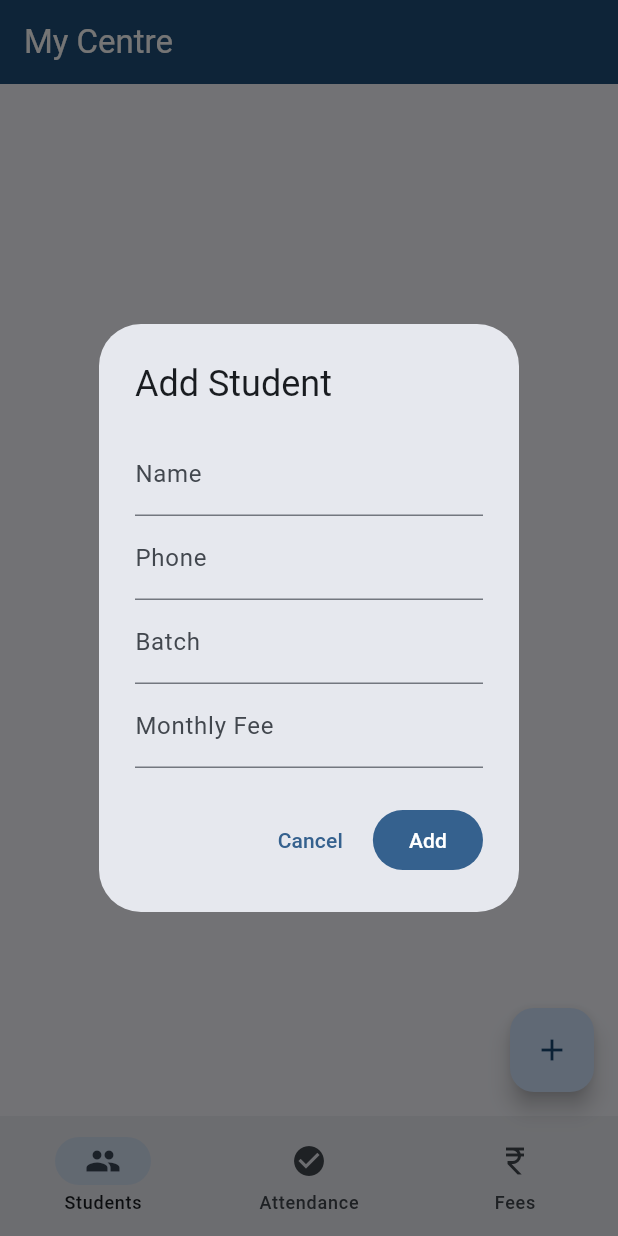
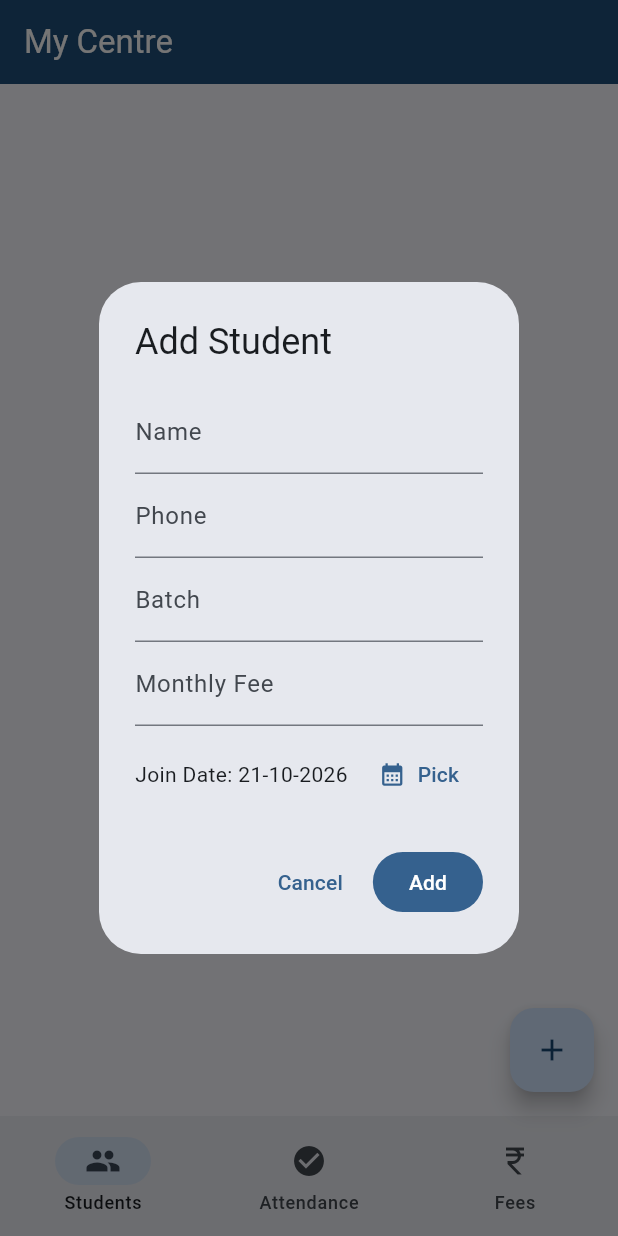
Before and after one commit to Shreecharanam/mysaathi-app, a Flutter app: the screen it shows after launch, after a tap on "Login / Create Account", after a tap on the "add" icon, on a phone screen of 412 x 824 dp. Run offline on Flutter 3.47's test engine with Material 3 defaults, Android fonts, the phone set to English and light mode, and no system bars.

Commit message:
v5: plugin-free file storage (fix save), join date, attendance calendar, back-button confirm

```diff
--- a/lib/screens.dart
+++ b/lib/screens.dart
@@ -1,5 +1,12 @@
 import 'package:flutter/material.dart';
+import 'package:flutter/services.dart';
 import 'store.dart';
+
+String fmtDate(DateTime d) =>
+    '${d.day.toString().padLeft(2, '0')}-${d.month.toString().padLeft(2, '0')}-${d.year}';
+
+String isoDate(DateTime d) =>
+    '${d.year}-${d.month.toString().padLeft(2, '0')}-${d.day.toString().padLeft(2, '0')}';
 
 class LoginScreen extends StatefulWidget {
   final AppStore store;
@@ -63,7 +70,22 @@ class _LoginScreenState extends State<LoginScreen> {
               Text('Version $appVersion',
                   textAlign: TextAlign.center,
                   style: const TextStyle(fontSize: 12, color: Colors.black45)),
-              const SizedBox(height: 24),
+              AnimatedBuilder(
+                animation: widget.store,
+                builder: (context, _) {
+                  final err = widget.store.storageError;
+                  if (err == null) {
+                    return const SizedBox(height: 0);
+                  }
+                  return Padding(
+                    padding: const EdgeInsets.only(top: 6),
+                    child: Text('Storage problem: $err',
+                        textAlign: TextAlign.center,
+                        style: const TextStyle(fontSize: 11, color: Colors.red)),
+                  );
+                },
+              ),
+              const SizedBox(height: 20),
               TextField(
                 controller: _centre,
                 decoration: const InputDecoration(
@@ -117,7 +139,7 @@ class _LoginScreenState extends State<LoginScreen> {
               ),
               const SizedBox(height: 16),
               const Text(
-                  'Step 3 build - choose your business type. Data is saved on this phone.',
+                  'Step 5 build - join date, attendance calendar, back button and saving fixed.',
                   textAlign: TextAlign.center,
                   style: TextStyle(fontSize: 12, color: Colors.black45)),
             ],
@@ -140,59 +162,9 @@ class _HomeScreenState extends State<HomeScreen> {
   int _index = 0;
 
   void _addStudent() {
-    final store = widget.store;
-    final name = TextEditingController();
-    final phone = TextEditingController();
-    final batch = TextEditingController();
-    final fee = TextEditingController();
     showDialog(
       context: context,
-      builder: (ctx) => AlertDialog(
-        title: Text('Add ${store.personWord()}'),
-        content: SingleChildScrollView(
-          child: Column(
-            mainAxisSize: MainAxisSize.min,
-            children: [
-              TextField(
-                  controller: name,
-                  decoration: const InputDecoration(labelText: 'Name')),
-              TextField(
-                  controller: phone,
-                  keyboardType: TextInputType.phone,
-                  decoration: const InputDecoration(labelText: 'Phone')),
-              TextField(
-                  controller: batch,
-                  decoration:
-                      InputDecoration(labelText: store.groupWord())),
-              TextField(
-                  controller: fee,
-                  keyboardType: TextInputType.number,
-                  decoration: InputDecoration(labelText: store.feeWord())),
-            ],
-          ),
-        ),
-        actions: [
-          TextButton(
-              onPressed: () => Navigator.pop(ctx),
-              child: const Text('Cancel')),
-          FilledButton(
-            onPressed: () {
-              if (name.text.trim().isEmpty) {
-                return;
-              }
-              store.addStudent(Student(
-                id: DateTime.now().microsecondsSinceEpoch.toString(),
-                name: name.text.trim(),
-                phone: phone.text.trim(),
-                batch: batch.text.trim(),
-                fee: double.tryParse(fee.text.trim()) ?? 0,
-              ));
-              Navigator.pop(ctx);
-            },
-            child: const Text('Add'),
-          ),
-        ],
-      ),
+      builder: (_) => AddPersonDialog(store: widget.store),
     );
   }
 
@@ -204,7 +176,32 @@ class _HomeScreenState extends State<HomeScreen> {
       AttendanceTab(store: store),
       FeesTab(store: store),
     ];
-    return Scaffold(
+    return PopScope(
+      canPop: false,
+      onPopInvokedWithResult: (didPop, result) async {
+        if (didPop) {
+          return;
+        }
+        final exit = await showDialog<bool>(
+          context: context,
+          builder: (ctx) => AlertDialog(
+            title: const Text('Exit MySaathi?'),
+            content: const Text('Do you want to close the app?'),
+            actions: [
+              TextButton(
+                  onPressed: () => Navigator.pop(ctx, false),
+                  child: const Text('Cancel')),
+              FilledButton(
+                  onPressed: () => Navigator.pop(ctx, true),
+                  child: const Text('Exit')),
+            ],
+          ),
+        );
+        if (exit == true) {
+          SystemNavigator.pop();
+        }
+      },
+      child: Scaffold(
         appBar: AppBar(
           title: Text(store.centreName.isEmpty ? 'MySaathi' : store.centreName),
           backgroundColor: const Color(0xFF1F4E79),
@@ -228,6 +225,106 @@ class _HomeScreenState extends State<HomeScreen> {
                 icon: Icon(Icons.currency_rupee), label: 'Fees'),
           ],
         ),
+      ),
+    );
+  }
+}
+
+class AddPersonDialog extends StatefulWidget {
+  final AppStore store;
+  const AddPersonDialog({super.key, required this.store});
+
+  @override
+  State<AddPersonDialog> createState() => _AddPersonDialogState();
+}
+
+class _AddPersonDialogState extends State<AddPersonDialog> {
+  final name = TextEditingController();
+  final phone = TextEditingController();
+  final batch = TextEditingController();
+  final fee = TextEditingController();
+  DateTime join = DateTime.now();
+
+  @override
+  void dispose() {
+    name.dispose();
+    phone.dispose();
+    batch.dispose();
+    fee.dispose();
+    super.dispose();
+  }
+
+  Future<void> _pickJoinDate() async {
+    final picked = await showDatePicker(
+      context: context,
+      initialDate: join,
+      firstDate: DateTime(2000),
+      lastDate: DateTime(2100),
+    );
+    if (picked != null) {
+      setState(() => join = picked);
+    }
+  }
+
+  @override
+  Widget build(BuildContext context) {
+    final store = widget.store;
+    return AlertDialog(
+      title: Text('Add ${store.personWord()}'),
+      content: SingleChildScrollView(
+        child: Column(
+          mainAxisSize: MainAxisSize.min,
+          children: [
+            TextField(
+                controller: name,
+                decoration: const InputDecoration(labelText: 'Name')),
+            TextField(
+                controller: phone,
+                keyboardType: TextInputType.phone,
+                decoration: const InputDecoration(labelText: 'Phone')),
+            TextField(
+                controller: batch,
+                decoration: InputDecoration(labelText: store.groupWord())),
+            TextField(
+                controller: fee,
+                keyboardType: TextInputType.number,
+                decoration: InputDecoration(labelText: store.feeWord())),
+            const SizedBox(height: 8),
+            Row(
+              children: [
+                Expanded(child: Text('Join Date: ${fmtDate(join)}')),
+                TextButton.icon(
+                  onPressed: _pickJoinDate,
+                  icon: const Icon(Icons.calendar_month),
+                  label: const Text('Pick'),
+                ),
+              ],
+            ),
+          ],
+        ),
+      ),
+      actions: [
+        TextButton(
+            onPressed: () => Navigator.pop(context),
+            child: const Text('Cancel')),
+        FilledButton(
+          onPressed: () {
+            if (name.text.trim().isEmpty) {
+              return;
+            }
+            store.addStudent(Student(
+              id: DateTime.now().microsecondsSinceEpoch.toString(),
+              name: name.text.trim(),
+              phone: phone.text.trim(),
+              batch: batch.text.trim(),
+              fee: double.tryParse(fee.text.trim()) ?? 0,
+              joinDate: fmtDate(join),
+            ));
+            Navigator.pop(context);
+          },
+          child: const Text('Add'),
+        ),
+      ],
     );
   }
 }
@@ -243,7 +340,8 @@ class StudentsTab extends StatelessWidget {
       builder: (context, _) {
         if (store.students.isEmpty) {
           return Center(
-              child: Text('No ${store.personWordPlural().toLowerCase()} yet. Tap + to add one.'));
+              child: Text(
+                  'No ${store.personWordPlural().toLowerCase()} yet. Tap + to add one.'));
         }
         return ListView.builder(
           itemCount: store.students.length,
@@ -255,7 +353,7 @@ class StudentsTab extends StatelessWidget {
               ),
               title: Text(s.name),
               subtitle: Text(
-                  '${s.batch}   -   Rs ${s.fee.toStringAsFixed(0)}'),
+                  '${s.batch}   -   Rs ${s.fee.toStringAsFixed(0)}   -   Joined ${s.joinDate}'),
               trailing: IconButton(
                 icon: const Icon(Icons.delete_outline),
                 onPressed: () => store.removeStudent(s.id),
@@ -268,42 +366,76 @@ class StudentsTab extends StatelessWidget {
   }
 }
 
-class AttendanceTab extends StatelessWidget {
+class AttendanceTab extends StatefulWidget {
   final AppStore store;
   const AttendanceTab({super.key, required this.store});
 
   @override
+  State<AttendanceTab> createState() => _AttendanceTabState();
+}
+
+class _AttendanceTabState extends State<AttendanceTab> {
+  DateTime date = DateTime.now();
+
+  Future<void> _pickDate() async {
+    final picked = await showDatePicker(
+      context: context,
+      initialDate: date,
+      firstDate: DateTime(2000),
+      lastDate: DateTime(2100),
+    );
+    if (picked != null) {
+      setState(() => date = picked);
+    }
+  }
+
+  @override
   Widget build(BuildContext context) {
-    final date = store.todayKey(DateTime.now());
+    final store = widget.store;
+    final key = isoDate(date);
     return AnimatedBuilder(
       animation: store,
       builder: (context, _) {
-        if (store.students.isEmpty) {
-          return const Center(child: Text('Add people first.'));
-        }
-        final present =
-            store.students.where((s) => store.isPresent(date, s.id)).length;
         return Column(
           children: [
             Padding(
-              padding: const EdgeInsets.all(12),
-              child: Text('Today: $present / ${store.students.length} present',
+              padding: const EdgeInsets.symmetric(horizontal: 12, vertical: 4),
+              child: Row(
+                children: [
+                  Expanded(
+                    child: Text('Date: ${fmtDate(date)}',
                         style: const TextStyle(fontWeight: FontWeight.bold)),
                   ),
+                  TextButton.icon(
+                    onPressed: _pickDate,
+                    icon: const Icon(Icons.calendar_month),
+                    label: const Text('Pick date'),
+                  ),
+                ],
+              ),
+            ),
+            if (store.students.isEmpty)
+              const Expanded(
+                  child: Center(child: Text('Add people first.')))
+            else ...[
+              Text(
+                  'Present: ${store.students.where((s) => store.isPresent(key, s.id)).length} / ${store.students.length}',
+                  style: const TextStyle(fontWeight: FontWeight.bold)),
               Expanded(
                 child: ListView.builder(
                   itemCount: store.students.length,
                   itemBuilder: (context, i) {
                     final s = store.students[i];
                     return CheckboxListTile(
-                    value: store.isPresent(date, s.id),
-                    onChanged: (_) => store.toggleAttendance(date, s.id),
+                      value: store.isPresent(key, s.id),
+                      onChanged: (_) => store.toggleAttendance(key, s.id),
                       title: Text(s.name),
                       subtitle: Text(s.batch),
                     );
                   },
                 ),
               ),
+            ],
           ],
         );
       },
--- a/lib/store.dart
+++ b/lib/store.dart
@@ -1,8 +1,8 @@
 import 'dart:convert';
+import 'dart:io';
 import 'package:flutter/foundation.dart';
-import 'package:shared_preferences/shared_preferences.dart';
 
-const String appVersion = 'v4';
+const String appVersion = 'v5';
 
 class Student {
   String id;
@@ -10,6 +10,7 @@ class Student {
   String phone;
   String batch;
   double fee;
+  String joinDate;
 
   Student({
     required this.id,
@@ -17,6 +18,7 @@ class Student {
     this.phone = '',
     this.batch = '',
     this.fee = 0,
+    this.joinDate = '',
   });
 
   Map<String, dynamic> toJson() => {
@@ -25,6 +27,7 @@ class Student {
         'phone': phone,
         'batch': batch,
         'fee': fee,
+        'joinDate': joinDate,
       };
 
   factory Student.fromJson(Map<String, dynamic> j) => Student(
@@ -33,42 +36,85 @@ class Student {
         phone: (j['phone'] ?? '') as String,
         batch: (j['batch'] ?? '') as String,
         fee: ((j['fee'] ?? 0) as num).toDouble(),
+        joinDate: (j['joinDate'] ?? '') as String,
       );
 }
 
 class AppStore extends ChangeNotifier {
   String centreName = '';
   String centreType = 'tuition';
+  String? storageError;
   final List<Student> students = [];
   final Map<String, List<String>> attendance = {};
   final Map<String, double> payments = {};
 
+  File? _file;
+
+  Future<File?> dataFile() async {
+    if (_file != null) {
+      return _file;
+    }
+    final dirs = <String>[
+      '/data/data/com.mysaathi.mysaathi/files',
+      '/data/user/0/com.mysaathi.mysaathi/files',
+    ];
+    for (final p in dirs) {
+      try {
+        final d = Directory(p);
+        if (!d.existsSync()) {
+          d.createSync(recursive: true);
+        }
+        final f = File('${d.path}/mysaathi_data.json');
+        if (!f.existsSync()) {
+          f.writeAsStringSync('{}');
+        }
+        _file = f;
+        storageError = null;
+        return f;
+      } catch (e) {
+        storageError = e.toString();
+      }
+    }
+    try {
+      final d = Directory.systemTemp;
+      final f = File('${d.path}/mysaathi_data.json');
+      if (!f.existsSync()) {
+        f.writeAsStringSync('{}');
+      }
+      _file = f;
+      return f;
+    } catch (e) {
+      storageError = e.toString();
+    }
+    return null;
+  }
+
   Future<void> load() async {
     try {
-      final prefs = await SharedPreferences.getInstance();
-      centreName = prefs.getString('centreName') ?? '';
-      centreType = prefs.getString('centreType') ?? 'tuition';
-      final s = prefs.getString('students');
-      if (s != null && s.isNotEmpty) {
-        for (final e in (jsonDecode(s) as List)) {
+      final f = await dataFile();
+      if (f != null && f.existsSync()) {
+        final txt = f.readAsStringSync();
+        if (txt.trim().isNotEmpty) {
+          final m = jsonDecode(txt) as Map<String, dynamic>;
+          centreName = (m['centreName'] ?? '') as String;
+          centreType = (m['centreType'] ?? 'tuition') as String;
+          students.clear();
+          for (final e in ((m['students'] ?? []) as List)) {
             students.add(Student.fromJson(Map<String, dynamic>.from(e as Map)));
           }
-      }
-      final a = prefs.getString('attendance');
-      if (a != null && a.isNotEmpty) {
-        (jsonDecode(a) as Map).forEach((k, v) {
+          attendance.clear();
+          ((m['attendance'] ?? {}) as Map).forEach((k, v) {
             attendance[k as String] =
                 (v as List).map((x) => x as String).toList();
           });
-      }
-      final p = prefs.getString('payments');
-      if (p != null && p.isNotEmpty) {
-        (jsonDecode(p) as Map).forEach((k, v) {
+          payments.clear();
+          ((m['payments'] ?? {}) as Map).forEach((k, v) {
             payments[k as String] = (v as num).toDouble();
           });
         }
+      }
     } catch (e) {
-      // start with whatever was loaded
+      storageError = e.toString();
     }
     notifyListeners();
   }
@@ -76,15 +122,20 @@ class AppStore extends ChangeNotifier {
   Future<void> save() async {
     notifyListeners();
     try {
-      final prefs = await SharedPreferences.getInstance();
-      await prefs.setString('centreName', centreName);
-      await prefs.setString('centreType', centreType);
-      await prefs.setString(
-          'students', jsonEncode(students.map((e) => e.toJson()).toList()));
-      await prefs.setString('attendance', jsonEncode(attendance));
-      await prefs.setString('payments', jsonEncode(payments));
+      final f = await dataFile();
+      if (f == null) {
+        return;
+      }
+      final m = <String, dynamic>{
+        'centreName': centreName,
+        'centreType': centreType,
+        'students': students.map((e) => e.toJson()).toList(),
+        'attendance': attendance,
+        'payments': payments,
+      };
+      f.writeAsStringSync(jsonEncode(m));
     } catch (e) {
-      // ignore save errors
+      storageError = e.toString();
     }
   }
 
@@ -137,9 +188,6 @@ class AppStore extends ChangeNotifier {
 
   String monthKey(DateTime d) => '${d.year}-${d.month.toString().padLeft(2, '0')}';
 
-  String todayKey(DateTime d) =>
-      '${d.year}-${d.month.toString().padLeft(2, '0')}-${d.day.toString().padLeft(2, '0')}';
-
   bool isPresent(String date, String studentId) =>
       (attendance[date] ?? <String>[]).contains(studentId);
 
--- a/pubspec.yaml
+++ b/pubspec.yaml
@@ -1,7 +1,7 @@
 name: mysaathi
 description: "MySaathi - centre management app for tuition, gym, clinic and shop."
 publish_to: 'none'
-version: 1.0.0+4
+version: 1.0.0+5
 
 environment:
   sdk: '>=3.3.0 <4.0.0'
@@ -10,7 +10,6 @@ dependencies:
   flutter:
     sdk: flutter
   cupertino_icons: ^1.0.8
-  shared_preferences: ^2.2.3
 
 dev_dependencies:
   flutter_test:
```
Lines whose indentation alone changed are shown as unchanged.
